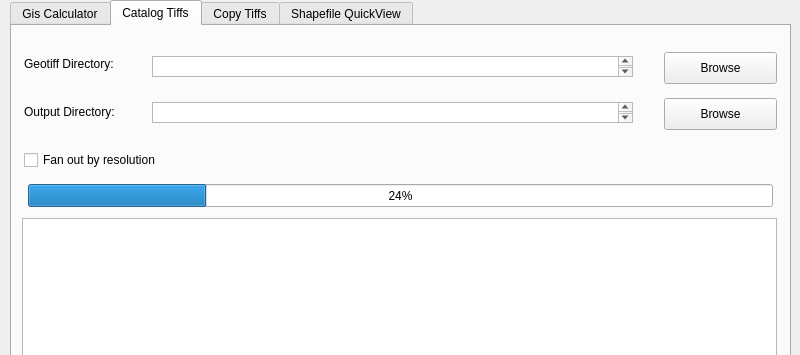
minorsecond/GIS-Helper, file gisHelperGui.ui: the form before one commit; both pictures show x 0 to 800 and y 0 to 355 of the 800 by 600 pixel window.
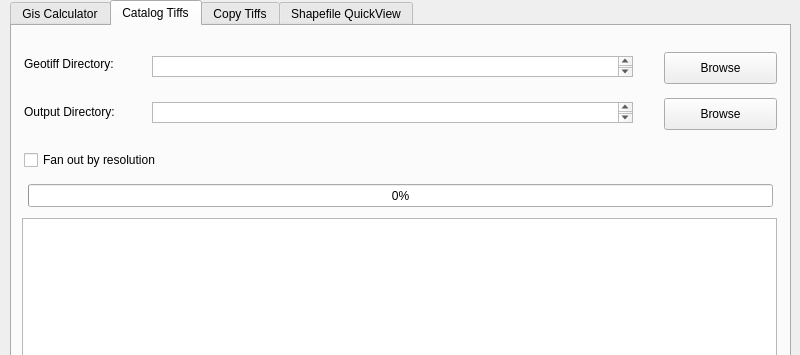
The form after the commit.

Commit message: Changed initial progress bar values to '0'

```diff
--- a/gisHelperGui.ui
+++ b/gisHelperGui.ui
@@ -814,7 +814,7 @@
        </rect>
       </property>
       <property name="value">
-       <number>24</number>
+       <number>0</number>
       </property>
      </widget>
     </widget>
```
Left out of the diff: 2 changed lines with no effect on the pictures.
